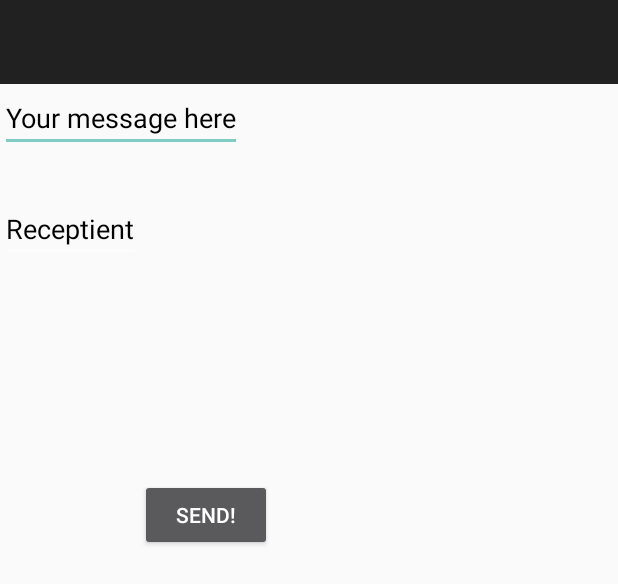
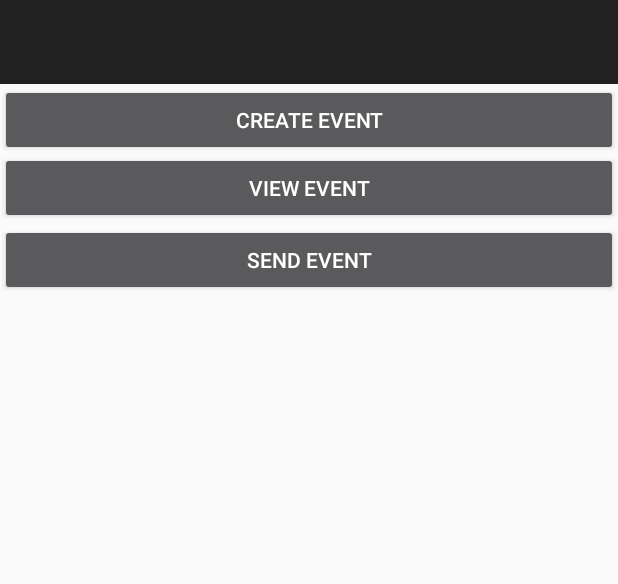
Before and after one commit to YazanKittaneh/Loggia_Android, an Android app: the layout activity_homepage.xml on its own in the app's theme, with its tools: preview values and no code run, on a phone screen of 412 x 824 dp. Shown: the top 584 px of the screen. Run offline under Robolectric (Android 15) with nearby library versions, the phone set to English and light mode, and no system bars.

Commit message:
centralized buttons, fixed intents

```diff
--- a/Project_Chatter2/app/src/main/java/com/example/l7/project_chatter/LogInController.java
+++ b/Project_Chatter2/app/src/main/java/com/example/l7/project_chatter/LogInController.java
@@ -29,10 +29,8 @@ public class LogInController {
             @Override
             public void done(ParseUser parseUser, ParseException e) {
                 if (parseUser != null) {
-                    Intent intent = new Intent(parent, EventActivity.class);
-                    intent.putExtra("name", "PARTY");
+                    Intent intent = new Intent(parent, HomepageActivity.class);
                     parent.startActivity(intent);
-                    dialog.setMessage("SUCCESS");
                 }
                 else {
                     Log.e("AJSODASG", "AJSDGL");
--- a/Project_Chatter2/app/src/main/res/layout/activity_homepage.xml
+++ b/Project_Chatter2/app/src/main/res/layout/activity_homepage.xml
@@ -16,45 +16,33 @@
         android:minHeight="?attr/actionBarSize"
         android:background="?attr/colorPrimary" />
 
-    <ScrollView
-        android:layout_width="match_parent"
-        android:layout_height="match_parent"
-        android:id="@+id/scrollView"
-        android:layout_below="@+id/my_awesome_toolbar"
-        android:layout_alignParentLeft="true"
-        android:layout_alignParentStart="true">
-
-        <EditText
-            android:layout_width="wrap_content"
+        <Button
+            android:layout_width="match_parent"
             android:layout_height="wrap_content"
-            android:id="@+id/editText"
-            android:hint="Your message here"
-            android:textColor="@color/accent_material_dark"
-            android:textColorHint="@color/abc_primary_text_disable_only_material_light" />
-    </ScrollView>
-
-    <EditText
-        android:layout_width="wrap_content"
-        android:layout_height="wrap_content"
-        android:id="@+id/editText2"
-        android:hint="Receptient"
-        android:textColor="@color/accent_material_dark"
-        android:textColorHint="@color/abc_primary_text_disable_only_material_light"
-        android:layout_alignTop="@+id/scrollView"
-        android:layout_alignParentLeft="true"
-        android:layout_alignParentStart="true"
-        android:layout_marginTop="74dp"
-        android:textIsSelectable="false" />
+            android:onClick="createEvent"
+            android:text="Create Event"
+            android:id="@+id/Create_Event_Button"
+            android:layout_below="@+id/my_awesome_toolbar"
+            android:layout_alignParentLeft="true"
+            android:layout_alignParentStart="true"/>
 
     <Button
-        android:layout_width="wrap_content"
+        android:layout_width="match_parent"
         android:layout_height="wrap_content"
-        android:text="SEND!"
-        android:id="@+id/button3"
-        android:layout_below="@+id/editText2"
-        android:layout_toRightOf="@+id/editText2"
-        android:layout_toEndOf="@+id/editText2"
-        android:layout_marginTop="144dp"
-        android:onClick="sendMessage" />
+        android:onClick="viewEvent"
+        android:text="View Event"
+        android:id="@+id/View_Event_Button"
+        android:layout_below="@+id/my_awesome_toolbar"
+        android:layout_centerHorizontal="true"
+        android:layout_marginTop="45dp"/>
+
+    <Button
+        android:layout_width="match_parent"
+        android:onClick="sendEvent"
+        android:layout_height="wrap_content"
+        android:text="Send Event"
+        android:id="@+id/Send_Event_Button"
+        android:layout_below="@+id/View_Event_Button"
+        android:layout_centerHorizontal="true"/>
 
 </RelativeLayout>
--- a/Project_Chatter2/app/src/main/res/values/strings.xml
+++ b/Project_Chatter2/app/src/main/res/values/strings.xml
@@ -11,5 +11,6 @@
     <string name="title_activity_log_in">Log In</string>
     <string name="title_activity_event">EventQ</string>
     <string name="title_activity_homepage">Homepage</string>
+    <string name="title_activity_send_event">SendEventActivity</string>
 
 </resources>
```
Also changed, not shown: Project_Chatter2/app/src/main/AndroidManifest.xml (+29 -10 lines), Project_Chatter2/app/src/main/java/com/example/l7/project_chatter/HomepageActivity.java (+21 -15 lines), 1 other file.
